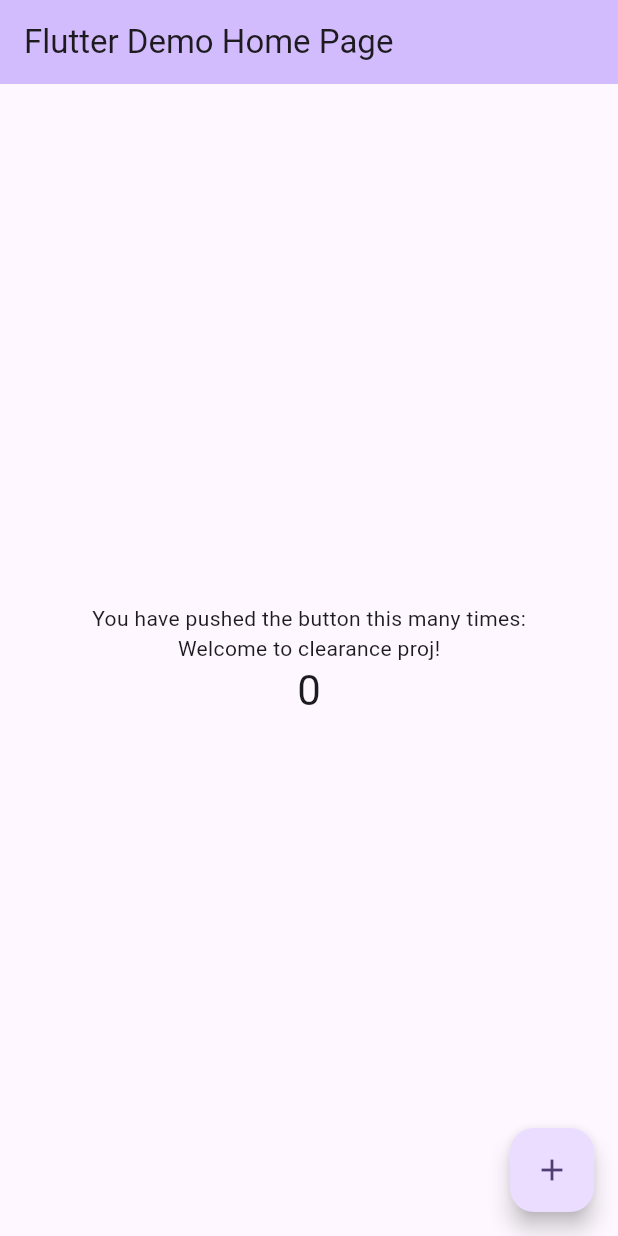
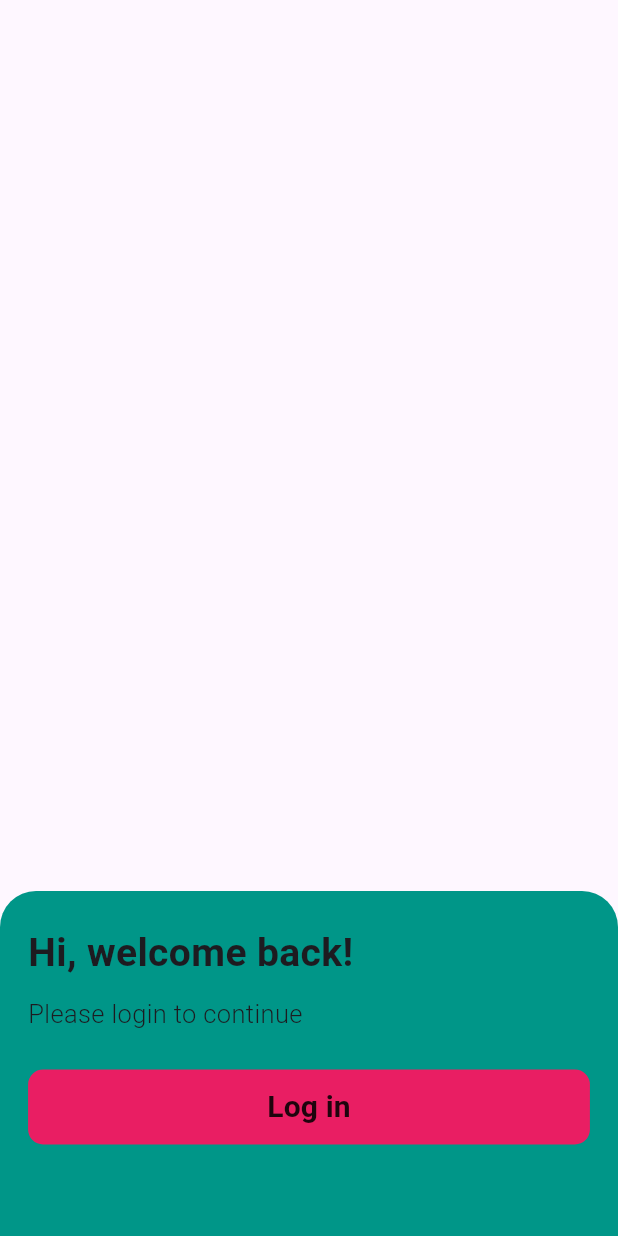
Before and after one commit to sirisenju/Ng-Clearance, a Flutter app: the screen it shows after launch, on a phone screen of 412 x 824 dp. Run offline on Flutter 3.47's test engine with Material 2 defaults, Android fonts, the phone set to English and light mode, and no system bars.

Commit message:
building the ui

```diff
--- a/clearance_proj/lib/main.dart
+++ b/clearance_proj/lib/main.dart
@@ -1,3 +1,7 @@
+//import 'package:clearance_proj/screens/home.dart';
+//import 'package:clearance_proj/screens/login_page.dart';
+import 'package:clearance_proj/screens/splash_screen.dart';
+import 'package:clearance_proj/screens/welcome_screen.dart';
 import 'package:flutter/material.dart';
 
 void main() {
@@ -11,117 +15,17 @@ class MyApp extends StatelessWidget {
   @override
   Widget build(BuildContext context) {
     return MaterialApp(
-      title: 'Flutter Demo',
+      title: 'Check',
+      debugShowCheckedModeBanner: false,
       theme: ThemeData(
-        // This is the theme of your application.
-        //
-        // TRY THIS: Try running your application with "flutter run". You'll see
-        // the application has a blue toolbar. Then, without quitting the app,
-        // try changing the seedColor in the colorScheme below to Colors.green
-        // and then invoke "hot reload" (save your changes or press the "hot
-        // reload" button in a Flutter-supported IDE, or press "r" if you used
-        // the command line to start the app).
-        //
-        // Notice that the counter didn't reset back to zero; the application
-        // state is not lost during the reload. To reset the state, use hot
-        // restart instead.
-        //
-        // This works for code too, not just values: Most code changes can be
-        // tested with just a hot reload.
         colorScheme: ColorScheme.fromSeed(seedColor: Colors.deepPurple),
         useMaterial3: true,
       ),
-      home: const MyHomePage(title: 'Flutter Demo Home Page'),
+      routes: {
+        '/': (context) => const SplashScreen(),
+        '/welcome_screen': (context) => const Welcome(),
+        //'/home': (context) => const HomePage(),
+      },
     );
   }
 }
-
-class MyHomePage extends StatefulWidget {
-  const MyHomePage({super.key, required this.title});
-
-  // This widget is the home page of your application. It is stateful, meaning
-  // that it has a State object (defined below) that contains fields that affect
-  // how it looks.
-
-  // This class is the configuration for the state. It holds the values (in this
-  // case the title) provided by the parent (in this case the App widget) and
-  // used by the build method of the State. Fields in a Widget subclass are
-  // always marked "final".
-
-  final String title;
-
-  @override
-  State<MyHomePage> createState() => _MyHomePageState();
-}
-
-class _MyHomePageState extends State<MyHomePage> {
-  int _counter = 0;
-
-  void _incrementCounter() {
-    setState(() {
-      // This call to setState tells the Flutter framework that something has
-      // changed in this State, which causes it to rerun the build method below
-      // so that the display can reflect the updated values. If we changed
-      // _counter without calling setState(), then the build method would not be
-      // called again, and so nothing would appear to happen.
-      _counter++;
-    });
-  }
-
-  @override
-  Widget build(BuildContext context) {
-    // This method is rerun every time setState is called, for instance as done
-    // by the _incrementCounter method above.
-    //
-    // The Flutter framework has been optimized to make rerunning build methods
-    // fast, so that you can just rebuild anything that needs updating rather
-    // than having to individually change instances of widgets.
-    return Scaffold(
-      appBar: AppBar(
-        // TRY THIS: Try changing the color here to a specific color (to
-        // Colors.amber, perhaps?) and trigger a hot reload to see the AppBar
-        // change color while the other colors stay the same.
-        backgroundColor: Theme.of(context).colorScheme.inversePrimary,
-        // Here we take the value from the MyHomePage object that was created by
-        // the App.build method, and use it to set our appbar title.
-        title: Text(widget.title),
-      ),
-      body: Center(
-        // Center is a layout widget. It takes a single child and positions it
-        // in the middle of the parent.
-        child: Column(
-          // Column is also a layout widget. It takes a list of children and
-          // arranges them vertically. By default, it sizes itself to fit its
-          // children horizontally, and tries to be as tall as its parent.
-          //
-          // Column has various properties to control how it sizes itself and
-          // how it positions its children. Here we use mainAxisAlignment to
-          // center the children vertically; the main axis here is the vertical
-          // axis because Columns are vertical (the cross axis would be
-          // horizontal).
-          //
-          // TRY THIS: Invoke "debug painting" (choose the "Toggle Debug Paint"
-          // action in the IDE, or press "p" in the console), to see the
-          // wireframe for each widget.
-          mainAxisAlignment: MainAxisAlignment.center,
-          children: <Widget>[
-            const Text(
-              'You have pushed the button this many times:',
-
-            ),
-            const Text("Welcome to clearance proj!"),
-            Text(
-              '$_counter',
-              style: Theme.of(context).textTheme.headlineMedium,
-            ),
-          ],
-        ),
-      ),
-      floatingActionButton: FloatingActionButton(
-        onPressed: _incrementCounter,
-        tooltip: 'Increment',
-        child: const Icon(Icons.add),
-      ), // This trailing comma makes auto-formatting nicer for build methods.
-    );
-  }
-}
--- /dev/null
+++ b/clearance_proj/lib/screens/welcome_screen.dart
@@ -0,0 +1,78 @@
+import 'package:clearance_proj/screens/login_page.dart';
+import 'package:flutter/material.dart';
+
+class Welcome extends StatelessWidget {
+  const Welcome({super.key});
+
+  @override
+  Widget build(BuildContext context) {
+
+    //height and width
+    final screenWidth = MediaQuery.of(context).size.width;
+    final screenHeight = MediaQuery.of(context).size.height;
+
+    return Scaffold(
+        bottomSheet: Container(
+          height: 230,
+          width:  screenWidth,
+          decoration: const BoxDecoration(
+              color: Colors.teal,
+            border: null,
+            borderRadius: BorderRadius.only(topLeft: Radius.circular(24), topRight: Radius.circular(24))
+          ),
+          child: Center(
+            child: Column(
+              crossAxisAlignment: CrossAxisAlignment.start,
+              children: [
+                const SizedBox(
+                  height: 23
+                ),
+                const Text("Hi, welcome back!", style: TextStyle(
+                  fontSize: 26,
+                  fontWeight: FontWeight.w600,
+                ),),
+                const SizedBox(
+                    height: 10
+                ),
+                const Text("Please login to continue",
+                  style: TextStyle(
+                    fontSize: 17,
+                    fontWeight: FontWeight.w300
+                  ),),
+                const SizedBox(
+                    height: 25
+                ),
+                Container(
+                  width: screenWidth / 1.1,
+                  height: 50,
+                  decoration: BoxDecoration(
+                    borderRadius: BorderRadius.circular(10.0),
+                    color: Colors.pink,
+                  ),
+                  child: MaterialButton(
+                    onPressed: (){
+                        showModalBottomSheet(
+                            isScrollControlled: true,
+                            context: context,
+                            builder: (builder){
+                              return SizedBox(
+                                height: screenHeight * 0.70,
+                                child: const LoginPage()
+                              );
+                      });
+                    },
+                    child: const Text("Log in",
+                      style: TextStyle(
+                        fontSize: 20,
+                        fontWeight: FontWeight.bold
+                      ),
+                    ),
+                  ),
+                ),
+              ],
+            ),
+          )
+        ),
+    );
+  }
+}
```
Also changed, not shown: clearance_proj/lib/screens/home.dart (added, +263 -0 lines), clearance_proj/lib/screens/login_page.dart (added, +162 -0 lines), clearance_proj/lib/screens/splash_screen.dart (added, +59 -0 lines), clearance_proj/pubspec.yaml (+3 -4 lines), clearance_proj/assets/boyHolder.jpg (added), clearance_proj/assets/checklist3.jpg (added).
